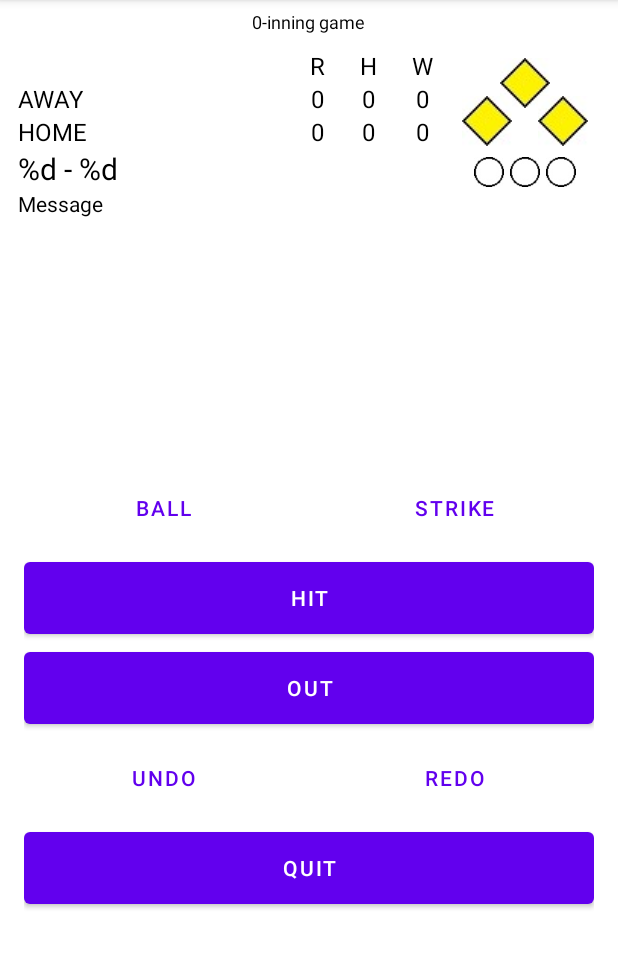
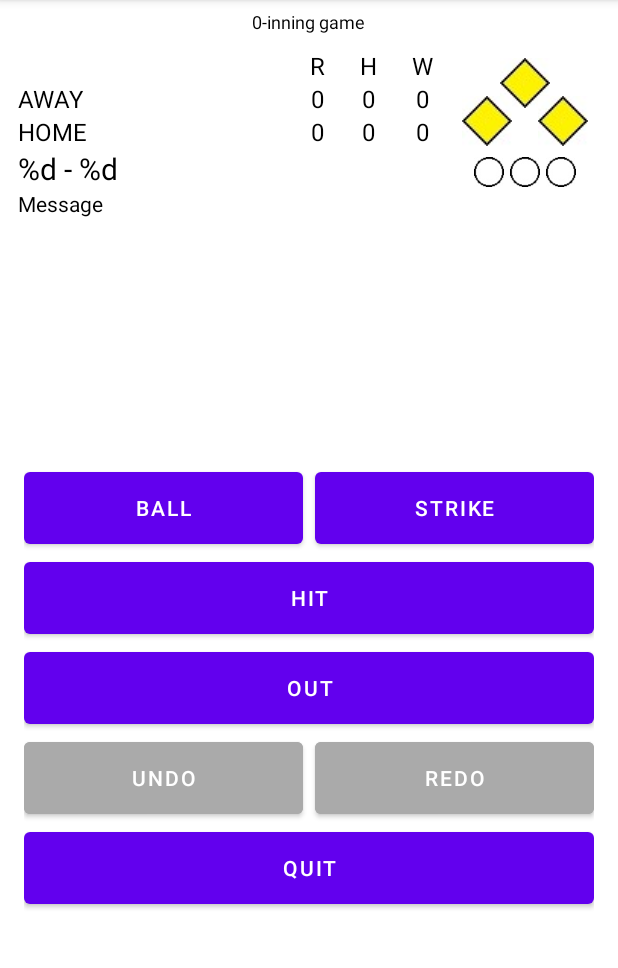
Before and after one commit to corbcoff92/WiffleballScorekeeperApp, an Android app: the GameActivity screen opened directly, with no data from a screen before it, after a tap on "PLAY BALL!", on a phone screen of 412 x 824 dp, the part 84-1052 px from its top. Run offline under Robolectric (Android 15) with nearby library versions, the phone set to English and light mode, and no system bars; 19 statements that could not run were skipped.

```diff
--- a/app/src/main/res/layout/activity_game.xml
+++ b/app/src/main/res/layout/activity_game.xml
@@ -43,8 +43,7 @@
                 android:layout_marginRight="4dp"
                 android:layout_weight="1"
                 android:minHeight="60dp"
-                android:text="@string/ball_text"
-                style="?android:attr/buttonBarButtonStyle" />
+                android:text="@string/ball_text" />
 
             <Button
                 android:id="@+id/strike_button"
@@ -54,8 +53,7 @@
                 android:layout_marginLeft="4dp"
                 android:layout_weight="1"
                 android:minHeight="60dp"
-                android:text="@string/strike_text"
-                style="?android:attr/buttonBarButtonStyle" />
+                android:text="@string/strike_text" />
 
         </LinearLayout>
 
@@ -85,10 +83,9 @@
                 android:layout_marginEnd="4dp"
                 android:layout_marginRight="4dp"
                 android:layout_weight="1"
-                android:background="@color/disabled_button_color"
+                android:backgroundTint="@color/disabled_button_color"
                 android:minHeight="60dp"
-                android:text="@string/undo_text"
-                style="?android:attr/buttonBarButtonStyle" />
+                android:text="@string/undo_text" />
 
             <Button
                 android:id="@+id/redo_button"
@@ -97,10 +94,9 @@
                 android:layout_marginStart="4dp"
                 android:layout_marginLeft="4dp"
                 android:layout_weight="1"
-                android:background="@color/disabled_button_color"
+                android:backgroundTint="@color/disabled_button_color"
                 android:minHeight="60dp"
-                android:text="@string/redo_text"
-                style="?android:attr/buttonBarButtonStyle" />
+                android:text="@string/redo_text" />
 
         </LinearLayout>
 
```
Also changed, not shown: app/src/main/java/com/example/wiffleballscorekeeperapp/GameAndroid.java (+10 -11 lines).
